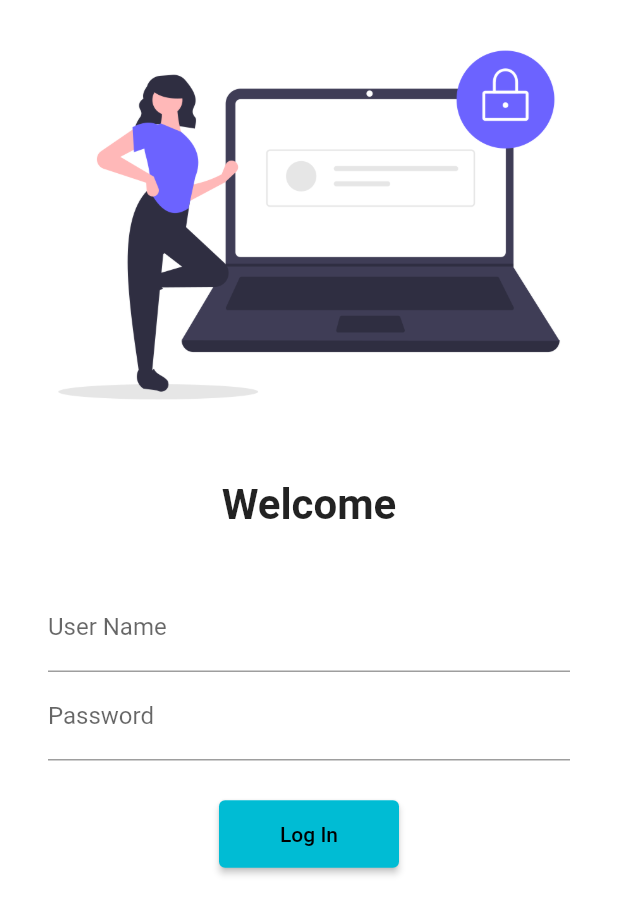
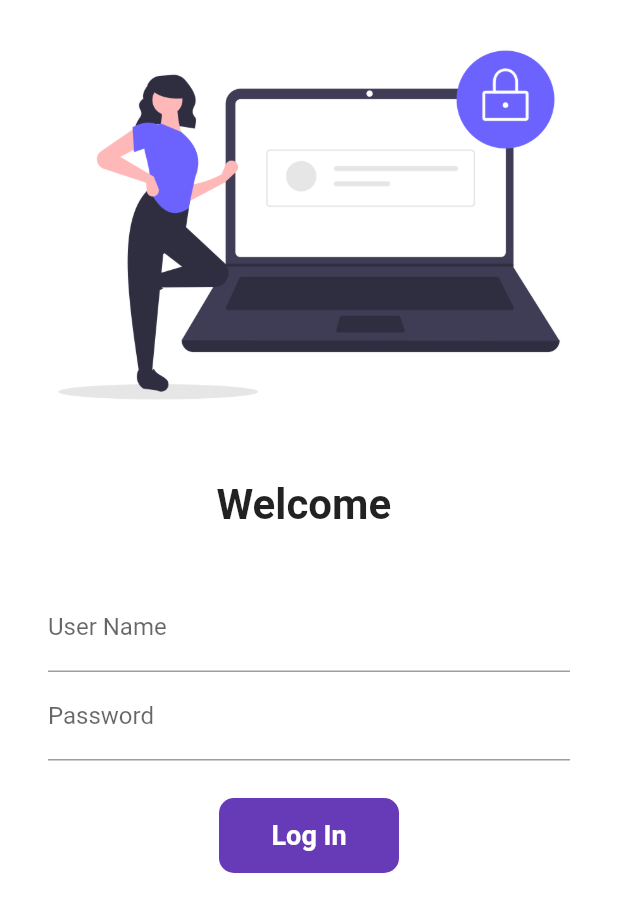
Before and after one commit to theeeep/Flutter-App-Project, a Flutter app: the screen it shows after launch, on a phone screen of 412 x 824 dp. Shown: the top 915 px of the screen. Run offline on Flutter 3.47's test engine with Material 2 defaults, Android fonts, the phone set to English and light mode, and no system bars; our stand-ins replace google_fonts.

Commit message:
Stateful, Animated Button,Delay

```diff
--- a/lib/pages/login_page.dart
+++ b/lib/pages/login_page.dart
@@ -1,12 +1,19 @@
-// ignore_for_file: prefer_const_constructors
+// ignore_for_file: prefer_const_constructors, sort_child_properties_last
 
 import 'package:flutter/material.dart';
 
 import '../utils/routes.dart';
 
-class LogInPage extends StatelessWidget {
+class LogInPage extends StatefulWidget {
   const LogInPage({super.key});
 
+  @override
+  State<LogInPage> createState() => _LogInPageState();
+}
+
+class _LogInPageState extends State<LogInPage> {
+  String name = "";
+  bool changeButton = false;
   @override
   Widget build(BuildContext context) {
     // ignore: prefer_const_constructors
@@ -27,7 +34,7 @@ class LogInPage extends StatelessWidget {
 
               // ignore: prefer_const_constructors
               Text(
-                "Welcome",
+                "Welcome $name",
                 // ignore: prefer_const_constructors
                 style: TextStyle(
                   fontSize: 28,
@@ -47,6 +54,10 @@ class LogInPage extends StatelessWidget {
                         hintText: "Enter User Name",
                         labelText: "User Name",
                       ),
+                      onChanged: (value) {
+                        name = value;
+                        setState(() {});
+                      },
                     ),
                     TextFormField(
                       obscureText: true,
@@ -58,13 +69,49 @@ class LogInPage extends StatelessWidget {
                     SizedBox(
                       height: 25.0,
                     ),
-                    ElevatedButton(
-                      onPressed: () {
+
+                    InkWell(
+                      onTap: () async {
+                        setState(() {
+                          changeButton = true;
+                        });
+                        await Future.delayed(Duration(seconds: 2));
                         Navigator.pushNamed(context, MyRoute.homeRoute);
                       },
-                      style: TextButton.styleFrom(minimumSize: Size(120, 45)),
-                      child: Text("Log In"),
-                    )
+                      child: AnimatedContainer(
+                        duration: Duration(seconds: 2),
+                        width: changeButton ? 50 : 120,
+                        height: 50,
+                        alignment: Alignment.center,
+                        child: changeButton
+                            ? Icon(
+                                Icons.done,
+                                color: Colors.white,
+                              )
+                            : Text(
+                                "Log In",
+                                style: TextStyle(
+                                    color: Colors.white,
+                                    fontWeight: FontWeight.bold,
+                                    fontSize: 18),
+                              ),
+                        decoration: BoxDecoration(
+                          color: Colors.deepPurple,
+                          // shape: changeButton
+                          //     ? BoxShape.circle
+                          //     : BoxShape.rectangle,
+                          borderRadius:
+                              BorderRadius.circular(changeButton ? 50 : 10),
+                        ),
+                      ),
+                    ),
+                    // ElevatedButton(
+                    //   onPressed: () {
+                    //     Navigator.pushNamed(context, MyRoute.homeRoute);
+                    //   },
+                    //   style: TextButton.styleFrom(minimumSize: Size(120, 45)),
+                    //   child: Text("Log In"),
+                    // )
                   ],
                 ),
               )
```
